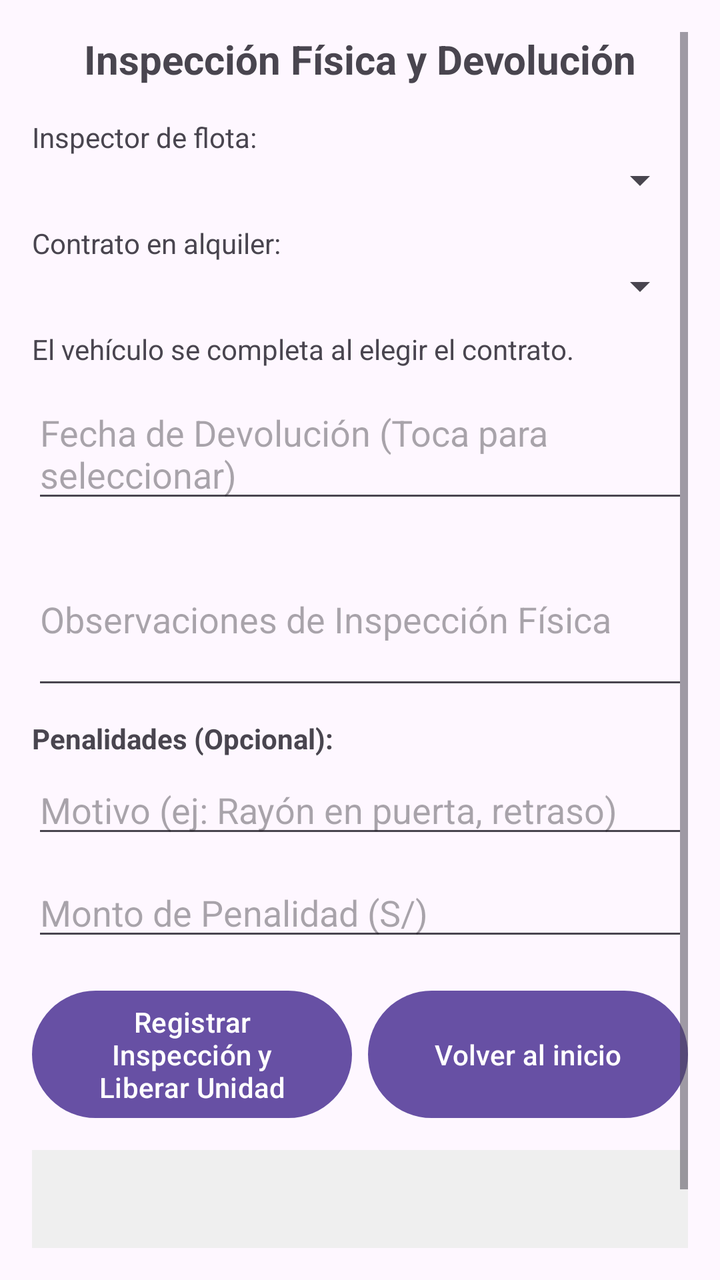
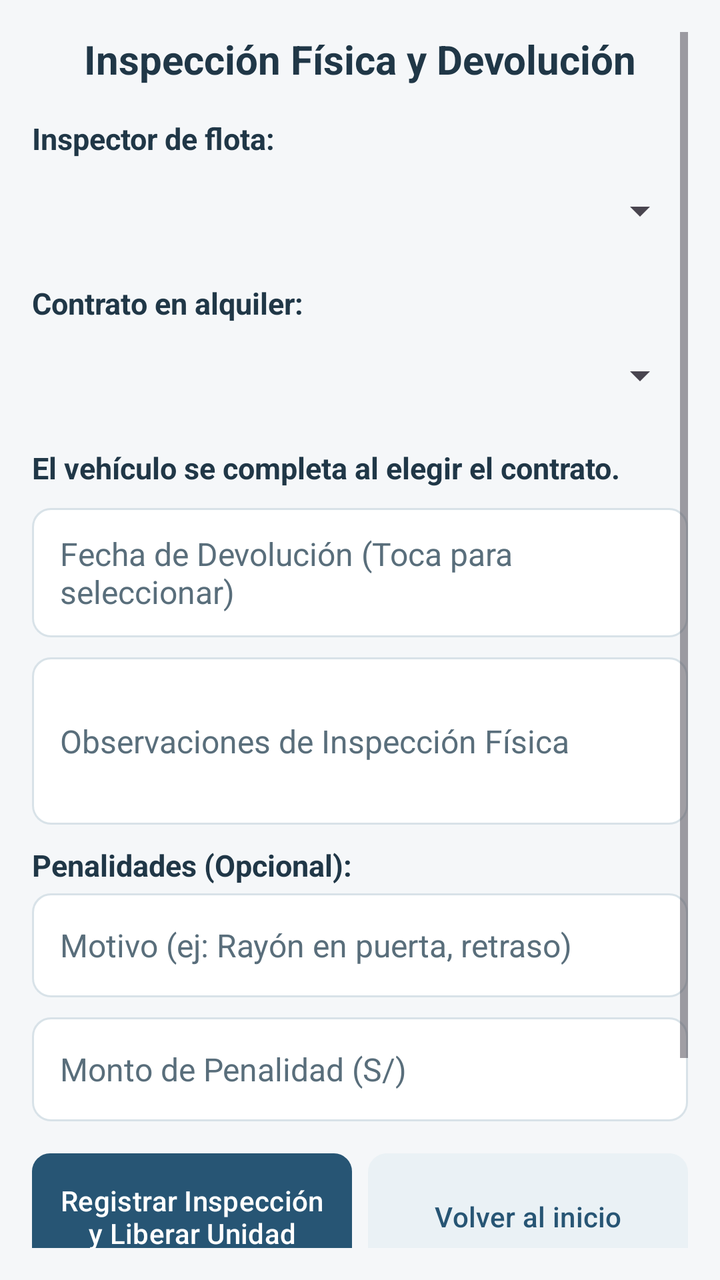

Before-and-after screenshots of an Android layout around one commit, followed by the original layout XML and the change that was made.
<!-- AndroidManifest.xml: application theme Theme.T2 -->
<!-- res/layout/activity_devolucion.xml -->
<?xml version="1.0" encoding="utf-8"?>
<ScrollView xmlns:android="http://schemas.android.com/apk/res/android"
    android:layout_width="match_parent"
    android:layout_height="match_parent"
    android:padding="16dp">

    <LinearLayout
        android:layout_width="match_parent"
        android:layout_height="wrap_content"
        android:orientation="vertical">

        <TextView
            android:id="@+id/tvTituloDevolucion"
            android:layout_width="match_parent"
            android:layout_height="wrap_content"
            android:text="Inspección Física y Devolución"
            android:textSize="20sp"
            android:textStyle="bold"
            android:gravity="center"
            android:layout_marginBottom="16dp" />

        <TextView
            android:layout_width="match_parent"
            android:layout_height="wrap_content"
            android:text="Inspector de flota:" />

        <Spinner
            android:id="@+id/spInspectorDevolucion"
            android:layout_width="match_parent"
            android:layout_height="wrap_content"
            android:layout_marginBottom="10dp" />

        <TextView
            android:layout_width="match_parent"
            android:layout_height="wrap_content"
            android:text="Contrato en alquiler:" />

        <Spinner
            android:id="@+id/spContratoDevolucion"
            android:layout_width="match_parent"
            android:layout_height="wrap_content"
            android:layout_marginBottom="10dp" />

        <TextView
            android:id="@+id/tvVehiculoDevolucion"
            android:layout_width="match_parent"
            android:layout_height="wrap_content"
            android:text="El vehículo se completa al elegir el contrato."
            android:layout_marginBottom="10dp" />

        <EditText
            android:id="@+id/etFechaDevolucion"
            android:layout_width="match_parent"
            android:layout_height="wrap_content"
            android:hint="Fecha de Devolución (Toca para seleccionar)"
            android:focusable="false"
            android:clickable="true"
            android:layout_marginBottom="10dp" />

        <EditText
            android:id="@+id/etObservacionesInspeccion"
            android:layout_width="match_parent"
            android:layout_height="wrap_content"
            android:hint="Observaciones de Inspección Física"
            android:inputType="textMultiLine"
            android:lines="3"
            android:layout_marginBottom="10dp" />

        <TextView
            android:layout_width="match_parent"
            android:layout_height="wrap_content"
            android:text="Penalidades (Opcional):"
            android:textStyle="bold"
            android:layout_marginBottom="4dp" />

        <EditText
            android:id="@+id/etMotivoPenalidad"
            android:layout_width="match_parent"
            android:layout_height="wrap_content"
            android:hint="Motivo (ej: Rayón en puerta, retraso)"
            android:inputType="text"
            android:layout_marginBottom="10dp" />

        <EditText
            android:id="@+id/etMontoPenalidad"
            android:layout_width="match_parent"
            android:layout_height="wrap_content"
            android:hint="Monto de Penalidad (S/)"
            android:inputType="numberDecimal"
            android:layout_marginBottom="16dp" />

        <LinearLayout
            android:layout_width="match_parent"
            android:layout_height="wrap_content"
            android:orientation="horizontal"
            android:baselineAligned="false"
            android:layout_marginBottom="12dp">

            <Button
                android:id="@+id/btnFinalizarDevolucion"
                android:layout_width="0dp"
                android:layout_height="match_parent"
                android:layout_weight="1"
                android:layout_marginEnd="8dp"
                android:text="Registrar Inspección y Liberar Unidad" />

            <Button
                android:id="@+id/btnVolverInicio"
                android:layout_width="0dp"
                android:layout_height="match_parent"
                android:layout_weight="1"
                android:text="Volver al inicio" />
        </LinearLayout>

        <TextView
            android:id="@+id/tvResultadoDevolucion"
            android:layout_width="match_parent"
            android:layout_height="wrap_content"
            android:background="#EFEFEF"
            android:padding="12dp"
            android:textSize="15sp"
            android:minLines="4"
            android:focusable="false"
            android:clickable="false"
            android:cursorVisible="false" />

    </LinearLayout>
</ScrollView>
<!-- resources referenced by this layout -->
<resources>
  <style name="Base.Theme.T2" parent="Theme.Material3.DayNight.NoActionBar">
          
          
      </style>
  <!-- unchanged entries left out for length: 1 -->
</resources>

<!-- the commit's change to res/layout/activity_devolucion.xml (unified diff, before → after) -->
@@ -2,6 +2,7 @@
 <ScrollView xmlns:android="http://schemas.android.com/apk/res/android"
     android:layout_width="match_parent"
     android:layout_height="match_parent"
+    android:background="@color/app_background"
     android:padding="16dp">
 
     <LinearLayout
@@ -10,6 +11,7 @@
         android:orientation="vertical">
 
         <TextView
+            style="@style/AppTitle"
             android:id="@+id/tvTituloDevolucion"
             android:layout_width="match_parent"
             android:layout_height="wrap_content"
@@ -20,28 +22,33 @@
             android:layout_marginBottom="16dp" />
 
         <TextView
+            style="@style/AppLabel"
             android:layout_width="match_parent"
             android:layout_height="wrap_content"
             android:text="Inspector de flota:" />
 
         <Spinner
+            style="@style/AppSpinner"
             android:id="@+id/spInspectorDevolucion"
             android:layout_width="match_parent"
             android:layout_height="wrap_content"
             android:layout_marginBottom="10dp" />
 
         <TextView
+            style="@style/AppLabel"
             android:layout_width="match_parent"
             android:layout_height="wrap_content"
             android:text="Contrato en alquiler:" />
 
         <Spinner
+            style="@style/AppSpinner"
             android:id="@+id/spContratoDevolucion"
             android:layout_width="match_parent"
             android:layout_height="wrap_content"
             android:layout_marginBottom="10dp" />
 
         <TextView
+            style="@style/AppLabel"
             android:id="@+id/tvVehiculoDevolucion"
             android:layout_width="match_parent"
             android:layout_height="wrap_content"
@@ -49,6 +56,7 @@
             android:layout_marginBottom="10dp" />
 
         <EditText
+            style="@style/AppInput"
             android:id="@+id/etFechaDevolucion"
             android:layout_width="match_parent"
             android:layout_height="wrap_content"
@@ -58,6 +66,7 @@
             android:layout_marginBottom="10dp" />
 
         <EditText
+            style="@style/AppInput"
             android:id="@+id/etObservacionesInspeccion"
             android:layout_width="match_parent"
             android:layout_height="wrap_content"
@@ -67,6 +76,7 @@
             android:layout_marginBottom="10dp" />
 
         <TextView
+            style="@style/AppLabel"
             android:layout_width="match_parent"
             android:layout_height="wrap_content"
             android:text="Penalidades (Opcional):"
@@ -74,6 +84,7 @@
             android:layout_marginBottom="4dp" />
 
         <EditText
+            style="@style/AppInput"
             android:id="@+id/etMotivoPenalidad"
             android:layout_width="match_parent"
             android:layout_height="wrap_content"
@@ -82,6 +93,7 @@
             android:layout_marginBottom="10dp" />
 
         <EditText
+            style="@style/AppInput"
             android:id="@+id/etMontoPenalidad"
             android:layout_width="match_parent"
             android:layout_height="wrap_content"
@@ -97,6 +109,7 @@
             android:layout_marginBottom="12dp">
 
             <Button
+                style="@style/AppButton"
                 android:id="@+id/btnFinalizarDevolucion"
                 android:layout_width="0dp"
                 android:layout_height="match_parent"
@@ -105,6 +118,7 @@
                 android:text="Registrar Inspección y Liberar Unidad" />
 
             <Button
+                style="@style/AppButton.Secondary"
                 android:id="@+id/btnVolverInicio"
                 android:layout_width="0dp"
                 android:layout_height="match_parent"
@@ -113,10 +127,11 @@
         </LinearLayout>
 
         <TextView
+            style="@style/AppResult"
             android:id="@+id/tvResultadoDevolucion"
             android:layout_width="match_parent"
             android:layout_height="wrap_content"
-            android:background="#EFEFEF"
+            android:background="@drawable/bg_app_card"
             android:padding="12dp"
             android:textSize="15sp"
             android:minLines="4"
<!-- resource entries referenced after the edit -->
@@ -1,9 +1,101 @@
 <!-- resources referenced by this layout -->
 <resources>
+  <color name="app_background">#F5F7F9</color>
+  <!-- drawable bg_app_card (drawable) -->
+  <?xml version="1.0" encoding="utf-8"?>
+  <shape xmlns:android="http://schemas.android.com/apk/res/android">
+      <solid android:color="@color/app_surface" />
+      <corners android:radius="12dp" />
+      <stroke android:width="1dp" android:color="@color/app_border" />
+  </shape>
+  <style name="AppButton">
+          <item name="android:background">@drawable/bg_app_primary</item>
+          <item name="backgroundTint">@color/app_primary</item>
+          <item name="android:backgroundTint">@color/app_primary</item>
+          <item name="android:textColor">@color/app_on_primary</item>
+          <item name="android:textAllCaps">false</item>
+          <item name="android:textSize">14sp</item>
+          <item name="android:gravity">center</item>
+          <item name="android:minHeight">52dp</item>
+          <item name="android:padding">10dp</item>
+      </style>
+  <style name="AppButton.Secondary" parent="AppButton">
+          <item name="android:background">@drawable/bg_app_secondary</item>
+          <item name="backgroundTint">@color/app_soft</item>
+          <item name="android:backgroundTint">@color/app_soft</item>
+          <item name="android:textColor">@color/app_secondary_text</item>
+      </style>
+  <style name="AppInput">
+          <item name="android:background">@drawable/bg_app_input</item>
+          <item name="android:textColor">@color/app_text</item>
+          <item name="android:textColorHint">@color/app_muted</item>
+          <item name="android:textSize">16sp</item>
+          <item name="android:paddingStart">14dp</item>
+          <item name="android:paddingEnd">14dp</item>
+          <item name="android:paddingTop">12dp</item>
+          <item name="android:paddingBottom">12dp</item>
+          <item name="android:minHeight">52dp</item>
+      </style>
+  <style name="AppLabel">
+          <item name="android:textSize">15sp</item>
+          <item name="android:textStyle">bold</item>
+          <item name="android:textColor">@color/app_text</item>
+      </style>
+  <style name="AppResult">
+          <item name="android:background">@drawable/bg_app_card</item>
+          <item name="android:textColor">@color/app_text</item>
+          <item name="android:textSize">15sp</item>
+          <item name="android:padding">16dp</item>
+          <item name="android:lineSpacingExtra">3dp</item>
+      </style>
+  <style name="AppSpinner">
+          <item name="android:minHeight">52dp</item>
+          <item name="android:paddingStart">10dp</item>
+          <item name="android:paddingEnd">10dp</item>
+      </style>
+  <style name="AppTitle">
+          <item name="android:textSize">22sp</item>
+          <item name="android:textStyle">bold</item>
+          <item name="android:textColor">@color/app_text</item>
+          <item name="android:gravity">center</item>
+      </style>
+  <color name="app_surface">#FFFFFFFF</color>
+  <color name="app_border">#D8E2E8</color>
+  <!-- drawable bg_app_primary (drawable) -->
+  <?xml version="1.0" encoding="utf-8"?>
+  <shape xmlns:android="http://schemas.android.com/apk/res/android">
+      <solid android:color="@color/app_primary" />
+      <corners android:radius="9dp" />
+  </shape>
+  <color name="app_primary">#275574</color>
+  <color name="app_on_primary">#FFFFFFFF</color>
+  <!-- drawable bg_app_secondary (drawable) -->
+  <?xml version="1.0" encoding="utf-8"?>
+  <shape xmlns:android="http://schemas.android.com/apk/res/android">
+      <solid android:color="@color/app_soft" />
+      <corners android:radius="9dp" />
+      <stroke android:width="1dp" android:color="@color/app_border" />
+  </shape>
+  <color name="app_soft">#EAF1F5</color>
+  <color name="app_secondary_text">#275574</color>
+  <!-- drawable bg_app_input (drawable) -->
+  <?xml version="1.0" encoding="utf-8"?>
+  <shape xmlns:android="http://schemas.android.com/apk/res/android">
+      <solid android:color="@color/app_surface" />
+      <corners android:radius="9dp" />
+      <stroke android:width="1dp" android:color="@color/app_border" />
+  </shape>
+  <color name="app_text">#203747</color>
+  <color name="app_muted">#596E7B</color>
   <style name="Base.Theme.T2" parent="Theme.Material3.DayNight.NoActionBar">
-          
-          
+          <item name="colorPrimary">@color/app_primary</item>
+          <item name="colorOnPrimary">@color/app_on_primary</item>
+          <item name="colorSurface">@color/app_surface</item>
+          <item name="colorOnSurface">@color/app_text</item>
+          <item name="android:statusBarColor">@color/app_primary_dark</item>
+          <item name="android:windowLightStatusBar">true</item>
       </style>
+  <color name="app_primary_dark">#1B3C53</color>
   <!-- unchanged entries left out for length: 1 -->
 </resources>
 
